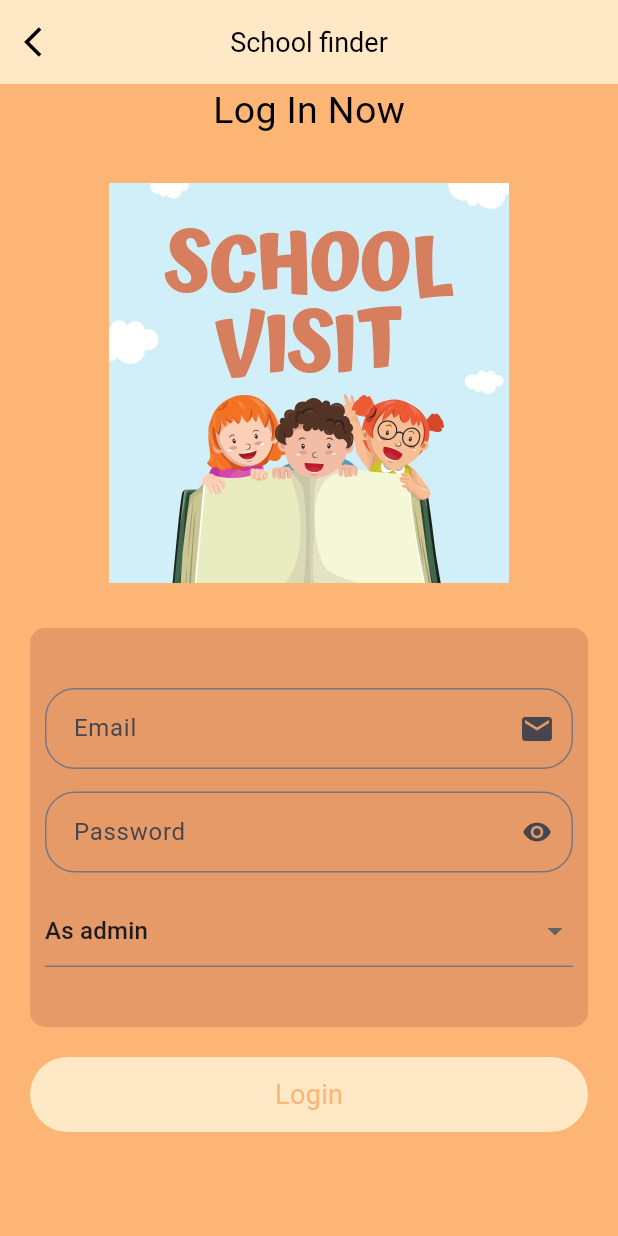
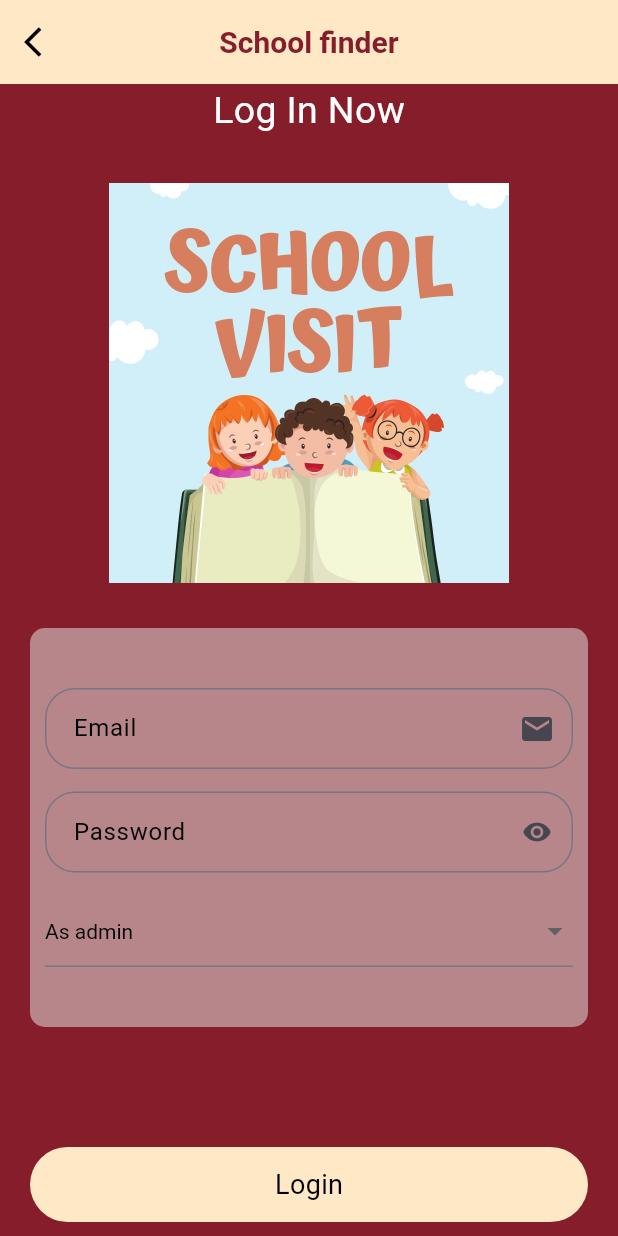
Before and after one commit to safiullahpk611/school-finer, a Flutter app: the screen it shows after launch, after a tap on "Log In", on a phone screen of 412 x 824 dp. Run offline on Flutter 3.47's test engine with Material 3 defaults, Android fonts, the phone set to English and light mode, and no system bars; drawn by our look-alikes of modal_progress_hud_nsn; our stand-ins replace cloud_firestore, firebase_auth, firebase_core, firebase_storage, geocoding, geolocator and 7 more; missing offline and left inert: flutter_google_places, google_api_headers, google_maps_webservice; accounts and stored records are empty.

Commit message:
theme changed

```diff
--- a/lib/core/color.dart
+++ b/lib/core/color.dart
@@ -1,4 +1,5 @@
 import 'package:flutter/material.dart';
 
-var primaryColor = const Color(0xfffcb575);
+var primaryColor = const Color(0xff851D2A);
 var logoColor = const Color(0xffffe8c6);
+var secondaryColor = const Color(0xffB7868A);
--- a/lib/ui/screen/authentication/selection/selection_screen.dart
+++ b/lib/ui/screen/authentication/selection/selection_screen.dart
@@ -14,16 +14,19 @@ class SelectionScreen extends StatelessWidget {
   Widget build(BuildContext context) {
     Size size = MediaQuery.of(context).size;
     return Scaffold(
-      backgroundColor: const Color(0xfffcb575),
+      backgroundColor:
+          const Color(0xff851D2A).withOpacity(0.5).withOpacity(0.9),
       appBar: AppBar(
-        backgroundColor: const Color(0xfffcb575),
+        backgroundColor: logoColor,
         //  leading: Image.asset('assets/images/logo.png'),
         // backgroundColor: logoColor.withOpacity(0.8),
         elevation: 0,
         centerTitle: true,
-        title: Text("School Finder", style: TextStyle().s(20).cl(Colors.black)),
+        title: Text("School Finder",
+            style: const TextStyle().s(20).cl(Colors.black)),
       ),
-      body: Padding(
+      body: Container(
+        child: Padding(
           padding: const EdgeInsets.symmetric(horizontal: 20),
           child: Column(
             children: [
@@ -36,11 +39,11 @@ class SelectionScreen extends StatelessWidget {
               const SizedBox(height: 40),
 
               Text("Hello, Welcome !",
-                style: TextStyle().s(28).cl(Colors.black).w(6)),
+                  style: const TextStyle().s(28).cl(Colors.white).w(6)),
               const SizedBox(height: 20),
               Text(
                 "To SchoolFinder Top platform for finding Schools",
-              style: TextStyle().s(18).cl(Colors.black).w(4),
+                style: const TextStyle().s(18).cl(Colors.white).w(4),
                 textAlign: TextAlign.center,
               ),
               const SizedBox(height: 20),
@@ -63,6 +66,7 @@ class SelectionScreen extends StatelessWidget {
               ),
               const Expanded(child: SizedBox())
             ],
+          ),
         ),
       ),
     );
@@ -92,10 +96,7 @@ class CustomButton extends StatelessWidget {
         height: 50,
         width: double.infinity,
         child: Center(
-          child: Text(
-            title,
-            style: TextStyle().s(18).cl(primaryColor),
-          ),
+          child: Text(title, style: const TextStyle().s(18).cl(Colors.black)),
         ),
       ),
     );
--- a/lib/ui/screen/authentication/sign_in/sign_in_screen.dart
+++ b/lib/ui/screen/authentication/sign_in/sign_in_screen.dart
@@ -43,14 +43,24 @@ class _SignInScreenState extends State<SignInScreen> {
           elevation: 0,
           centerTitle: true,
           title: Text("School finder",
-              style: const TextStyle().s(18).cl(Colors.black)),
+              style: const TextStyle().s(20).cl(primaryColor).w(6)),
         ),
-        backgroundColor: const Color(0xfffcb575),
+        backgroundColor: const Color(0xff851D2A),
         body: ModalProgressHUD(
           progressIndicator: CircularProgressIndicator(
             color: primaryColor,
           ),
           inAsyncCall: model.state == ViewState.busy,
+          child: Container(
+            // decoration: const BoxDecoration(
+            //   image: DecorationImage(
+            //     // colorFilter: new ColorFilter.mode(
+            //     //     Colors.black.withOpacity(0.7), BlendMode.dstATop),
+            //     image: AssetImage('assets/images/blur bg.png'),
+            //     fit: BoxFit.cover,
+            //   ),
+            //    border: Border.all(color: Colors.white)
+
             child: Form(
               key: model.formKey,
               child: Padding(
@@ -67,7 +77,7 @@ class _SignInScreenState extends State<SignInScreen> {
 
                         Text(
                           "Log In Now",
-                        style: const TextStyle().s(25).cl(Colors.black),
+                          style: const TextStyle().s(25).cl(Colors.white),
                         ),
                         const SizedBox(
                           height: 30,
@@ -80,13 +90,22 @@ class _SignInScreenState extends State<SignInScreen> {
                           height: 30,
                         ),
                         Container(
+                          // decoration: BoxDecoration(
+                          //     image: const DecorationImage(
+                          //       // colorFilter: new ColorFilter.mode(
+                          //       //     Colors.black.withOpacity(0.7), BlendMode.dstATop),
+                          //       image: AssetImage('assets/images/blur bg.png'),
+                          //       fit: BoxFit.cover,
+                          //     ),
+                          //     border: Border.all(color: Colors.white)),
+
                           width: double.infinity,
                           padding: const EdgeInsets.symmetric(
                               horizontal: 10, vertical: 40),
-                        decoration: BoxDecoration(
-                            color: const Color(0xffce805b).withOpacity(0.5),
+                          decoration: const BoxDecoration(
+                              color: Color(0xffB7868A),
                               borderRadius:
-                                const BorderRadius.all(Radius.circular(10))),
+                                  BorderRadius.all(Radius.circular(10))),
                           child: Column(children: [
                             BorderTextField(
                               hintText: 'Email',
@@ -137,7 +156,9 @@ class _SignInScreenState extends State<SignInScreen> {
                               height: 15,
                             ),
                             DropdownButtonFormField<String>(
+                              style: const TextStyle(color: Colors.black),
                               value: model.selectedRole,
+                              // decoration: InputDecoration(focusedBorder: BorderSide(color: primaryColor,width: 2))),
                               onChanged: (String? newValue) {
                                 setState(() {
                                   model.selectedRole = newValue!;
@@ -157,7 +178,7 @@ class _SignInScreenState extends State<SignInScreen> {
                           ]),
                         ),
                         const SizedBox(
-                        height: 20,
+                          height: 80,
                         ),
                         // CustomButton(
                         //   title: 'Login with Guardian ',
@@ -173,9 +194,10 @@ class _SignInScreenState extends State<SignInScreen> {
                           },
                         ),
                         const SizedBox(
-                        height: 30,
+                          height: 129,
                         ),
                       ]),
+                ),
               ),
             ),
           ),
--- a/lib/ui/screen/authentication/signup/sign_up.dart
+++ b/lib/ui/screen/authentication/signup/sign_up.dart
@@ -29,7 +29,7 @@ class _SignUpScreenState extends State<SignUpScreen> {
           backgroundColor: logoColor,
           centerTitle: true,
           title: Text("School finder",
-              style: const TextStyle().s(18).cl(Colors.black)),
+              style: const TextStyle().s(20).cl(primaryColor).w(6)),
           leading: InkWell(
               onTap: () {
                 Get.back();
@@ -43,7 +43,7 @@ class _SignUpScreenState extends State<SignUpScreen> {
               )),
           elevation: 0,
         ),
-        backgroundColor: const Color(0xfffcb575),
+        backgroundColor: primaryColor,
         body: ModalProgressHUD(
           progressIndicator: CircularProgressIndicator(
             color: primaryColor,
@@ -63,7 +63,7 @@ class _SignUpScreenState extends State<SignUpScreen> {
                       ),
                       Text(
                         "Create Account Now",
-                        style: const TextStyle().s(18).cl(Colors.black),
+                        style: const TextStyle().s(20).cl(Colors.white).w(4),
                       ),
                       const SizedBox(
                         height: 30,
@@ -73,7 +73,7 @@ class _SignUpScreenState extends State<SignUpScreen> {
                         padding: const EdgeInsets.symmetric(
                             horizontal: 10, vertical: 60),
                         decoration: BoxDecoration(
-                            color: const Color(0xffce805b).withOpacity(0.5),
+                            color: secondaryColor,
                             borderRadius:
                                 const BorderRadius.all(Radius.circular(10))),
                         child: Column(children: [
@@ -285,9 +285,13 @@ class BorderTextField extends StatelessWidget {
       validator: validator,
       controller: controller,
       onChanged: onChanged,
+
       // autocorrect: true,
       decoration: InputDecoration(
+          // filled: true,
+          // fillColor: Colors.white,
           hintText: hintText,
+          hintStyle: const TextStyle(color: Colors.black),
           label: label,
           contentPadding: const EdgeInsets.all(15),
           border: OutlineInputBorder(
@@ -295,6 +299,12 @@ class BorderTextField extends StatelessWidget {
             borderSide: BorderSide(width: 2, color: logoColor),
           ),
           suffixIcon: suffixIcon,
+          focusedBorder: OutlineInputBorder(
+              borderSide: BorderSide(
+                width: 2,
+                color: primaryColor,
+              ),
+              borderRadius: const BorderRadius.all(Radius.circular(20.0)))
           // prefixIcon: Icon(
           //   prefixIcon,
           //   color: Colors.black,
```
Also changed, not shown: lib/ui/screen/princpal_flow/prinpal_data/profile_screen.dart (+4 -3 lines), lib/ui/screen/princpal_flow/prinpal_data/school_reg/availability.dart (+81 -11 lines), lib/ui/screen/princpal_flow/prinpal_data/store_princpal_data.dart (+7 -9 lines), assets/images/bg.jpg (added), assets/images/blur bg.png (added), assets/images/welcombg.png (added). Lines whose indentation alone changed are shown as unchanged.
